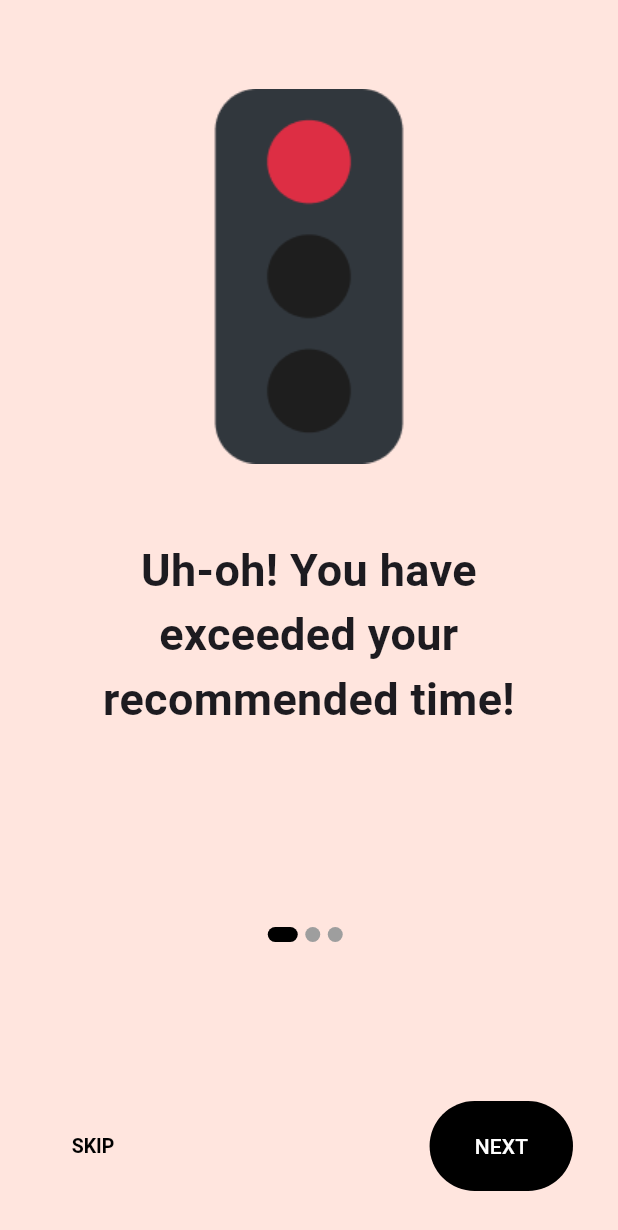
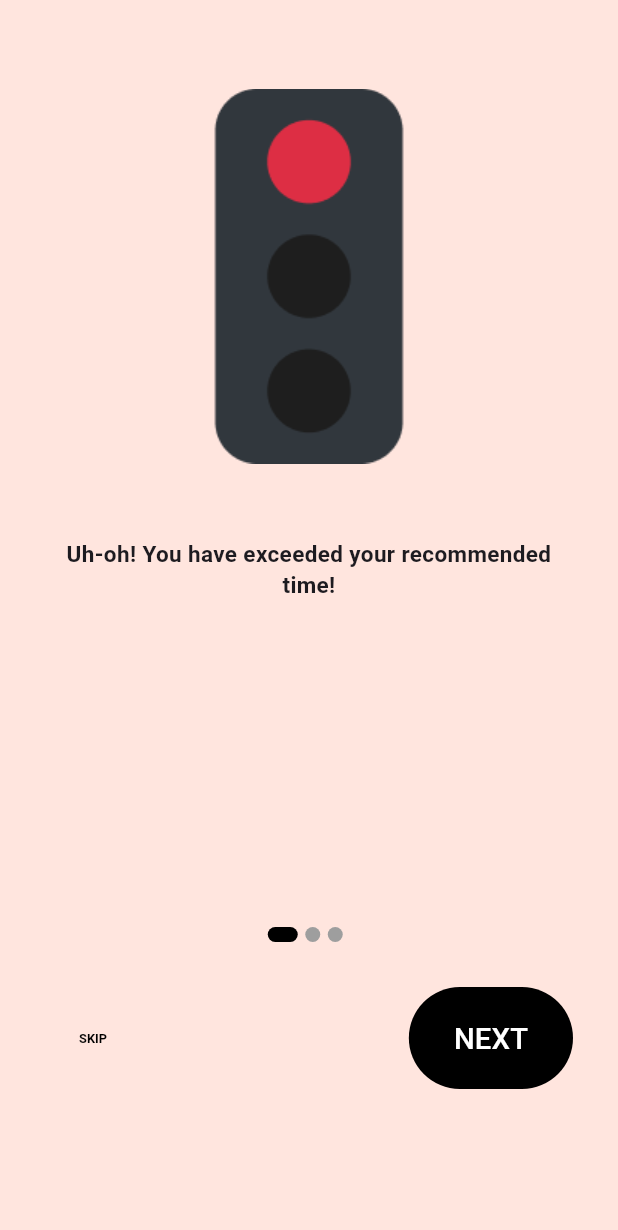
Before and after one commit to Lo-Yan/HydroMind-App, a Flutter app: the screen it shows after launch, after a tap on "Login", on a phone screen of 412 x 824 dp. Shown: the top 1230 px of the screen. Run offline on Flutter 3.47's test engine with Material 2 defaults, Android fonts, the phone set to English and light mode, and no system bars; our stand-ins replace firebase_core, fl_chart, font_awesome_flutter; missing offline and left inert: mqtt_client; accounts and stored records are empty; Roboto replaces fonts that are missing (Mulish).

Commit message:
fix rendering error

```diff
--- a/lib/screens/home_screen.dart
+++ b/lib/screens/home_screen.dart
@@ -2,6 +2,7 @@ import 'package:flutter/material.dart';
 import 'goals_screen.dart';
 import 'your_water_usage_screen.dart';
 import 'globals.dart';
+
 class HomeScreen extends StatefulWidget {
   final String selectedGoal;
 
--- a/lib/screens/intro_screen.dart
+++ b/lib/screens/intro_screen.dart
@@ -1,7 +1,3 @@
-/*
-this is the introduction screen with hydromind logo when the user first opens the app
-*/
-
 import 'package:flutter/material.dart';
 import 'login_screen.dart';
 
--- a/lib/screens/login_screen.dart
+++ b/lib/screens/login_screen.dart
@@ -2,8 +2,7 @@ import 'package:flutter/material.dart';
 import 'package:font_awesome_flutter/font_awesome_flutter.dart';
 import 'onboarding_screen.dart';
 
-class LoginScreen extends StatelessWidget{
-
+class LoginScreen extends StatelessWidget {
   void navigateToOnboardingScreen(BuildContext context) {
     // Navigate to the OnboardingScreen
     Navigator.push(
@@ -11,87 +10,97 @@ class LoginScreen extends StatelessWidget{
       MaterialPageRoute(builder: (context) => OnboardingScreen()),
     );
   }
-  void click2(){}
+
+  void click2() {}
 
   @override
   Widget build(BuildContext context) {
     return Scaffold(
       body: SingleChildScrollView(
         child: Container(
-          height: MediaQuery.of(context).size.height,
           width: MediaQuery.of(context).size.width,
           decoration: const BoxDecoration(
-            color: Colors.white, // Change the background color to black
+            color: Colors.white,
           ),
           child: Column(
             crossAxisAlignment: CrossAxisAlignment.center,
             children: <Widget>[
-              const SizedBox(height: 50,),
+              const SizedBox(height: 50),
               SizedBox(
                 height: 200,
                 width: 300,
                 child: Image.asset("assets/HydroMindLogo.png"),
               ),
-              const SizedBox(height: 10,),
+              const SizedBox(height: 10),
               Container(
                 width: 325,
-                height: 470,
-                decoration: const BoxDecoration(
+                padding: const EdgeInsets.all(16.0), // Add some padding for better spacing
+                decoration: BoxDecoration(
                   color: Colors.white,
                   borderRadius: BorderRadius.all(Radius.circular(15)),
                 ),
                 child: Column(
                   crossAxisAlignment: CrossAxisAlignment.center,
                   children: [
-                    const SizedBox(height: 30,),
-                    const Text("Hello",
+                    const Text(
+                      "Hello",
                       style: TextStyle(
                         fontSize: 28,
-                          fontWeight:FontWeight.bold
-                      ),),
-                    const SizedBox(height: 10,),
-                    const Text("Please Login to Your Account",
+                        fontWeight: FontWeight.bold,
+                      ),
+                    ),
+                    const SizedBox(height: 10),
+                    const Text(
+                      "Please Login to Your Account",
                       style: TextStyle(
                         color: Colors.grey,
                         fontSize: 15,
-                      ),),
-                    const SizedBox(height: 30,),
+                      ),
+                    ),
+                    const SizedBox(height: 30),
                     Container(
                       width: 260,
                       height: 60,
                       child: const TextField(
                         decoration: InputDecoration(
-                            suffix: Icon(FontAwesomeIcons.envelope,color: Colors.red,),
+                          suffixIcon: Icon(
+                            FontAwesomeIcons.envelope,
+                            color: Colors.red,
+                          ),
                           labelText: "Email Address",
                           border: OutlineInputBorder(
                             borderRadius: BorderRadius.all(Radius.circular(8)),
-                            )
                           ),
                         ),
                       ),
-                    const SizedBox(height: 12,),
+                    ),
+                    const SizedBox(height: 12),
                     Container(
                       width: 260,
                       height: 60,
                       child: const TextField(
                         obscureText: true,
                         decoration: InputDecoration(
-                            suffix: Icon(FontAwesomeIcons.eyeSlash,color: Colors.red,),
+                          suffixIcon: Icon(
+                            FontAwesomeIcons.eyeSlash,
+                            color: Colors.red,
+                          ),
                           labelText: "Password",
                           border: OutlineInputBorder(
                             borderRadius: BorderRadius.all(Radius.circular(8)),
-                            )
+                          ),
                         ),
                       ),
                     ),
                     Padding(
-                      padding:const EdgeInsets.fromLTRB(20, 0, 30, 0),
+                      padding: const EdgeInsets.fromLTRB(20, 0, 30, 0),
                       child: Row(
                         mainAxisAlignment: MainAxisAlignment.end,
                         children: [
                           TextButton(
                             onPressed: click2,
-                            child:const Text("Forget Password",
+                            child: const Text(
+                              "Forget Password",
                               style: TextStyle(
                                 color: Colors.blue,
                               ),
@@ -106,7 +115,7 @@ Widget build(BuildContext context) {
                         alignment: Alignment.center,
                         width: 250,
                         decoration: BoxDecoration(
-                      color: Colors.black, // Change the button color to black
+                          color: Colors.black,
                           borderRadius: BorderRadius.all(Radius.circular(50)),
                         ),
                         child: const Padding(
@@ -116,47 +125,49 @@ Widget build(BuildContext context) {
                             style: TextStyle(
                               color: Colors.white,
                               fontSize: 20,
-                          fontWeight: FontWeight.bold,)
-
+                              fontWeight: FontWeight.bold,
                             ),
                           ),
                         ),
                       ),
-                    const SizedBox(height: 17 ,),
-                    const Text("Or Login using Social Media Account",
+                    ),
+                    const SizedBox(height: 17),
+                    const Text(
+                      "Or Login using Social Media Account",
                       style: TextStyle(
-                          fontWeight: FontWeight.bold
-                      ),),
-                    const SizedBox(height: 15,),
+                        fontWeight: FontWeight.bold,
+                      ),
+                    ),
+                    const SizedBox(height: 15),
                     Row(
                       mainAxisAlignment: MainAxisAlignment.spaceEvenly,
                       children: [
                         IconButton(
                           onPressed: click2,
-                            icon: const Icon(FontAwesomeIcons.facebook,color: Colors.blue)
+                          icon: const Icon(FontAwesomeIcons.facebook, color: Colors.blue),
                         ),
                         IconButton(
                           onPressed: click2,
-                            icon: const Icon(FontAwesomeIcons.google,color: Colors.blue,)
+                          icon: const Icon(FontAwesomeIcons.google, color: Colors.blue),
                         ),
                         IconButton(
                           onPressed: click2,
-                            icon: const Icon(FontAwesomeIcons.twitter,color: Colors.blue,)
+                          icon: const Icon(FontAwesomeIcons.twitter, color: Colors.blue),
                         ),
                         IconButton(
                           onPressed: click2,
-                            icon: const Icon(FontAwesomeIcons.linkedinIn,color: Colors.blue,)
-                        )
+                          icon: const Icon(FontAwesomeIcons.linkedinIn, color: Colors.blue),
+                        ),
                       ],
                     )
                   ],
                 ),
-              )
+              ),
+              const SizedBox(height: 50), // Add some additional space at the bottom
             ],
           ),
         ),
       ),
     );
   }
-
 }
--- a/lib/screens/onboarding_screen.dart
+++ b/lib/screens/onboarding_screen.dart
@@ -42,7 +42,6 @@ class _OnboardingScreenState extends State<OnboardingScreen> {
       width: _currentPage == index ? 20 : 10,
     );
   }
-
 
   void navigateToChooseUserScreen() {
     Navigator.push(
@@ -94,7 +93,7 @@ class _OnboardingScreenState extends State<OnboardingScreen> {
                           style: TextStyle(
                             fontFamily: "Mulish",
                             fontWeight: FontWeight.w600,
-                            fontSize: (width <= 550) ? 30 : 35,
+                            fontSize: (width <= 550) ? 15 : 17.5,
                           ),
                         ),
                         const SizedBox(height: 15),
@@ -104,8 +103,9 @@ class _OnboardingScreenState extends State<OnboardingScreen> {
                 },
               ),
             ),
-            Expanded(
+            Flexible(
               flex: 1,
+              child: SingleChildScrollView(
                 child: Column(
                   mainAxisAlignment: MainAxisAlignment.spaceBetween,
                   children: [
@@ -123,7 +123,7 @@ class _OnboardingScreenState extends State<OnboardingScreen> {
                               onPressed: navigateToChooseUserScreen,
                               child: const Text(
                                 "NEXT",
-                              style: TextStyle(color: Colors.white),
+                                style: TextStyle(color: Colors.white, fontSize: 19.5), // Increase font size by 2.0
                               ),
                               style: ElevatedButton.styleFrom(
                                 primary: Colors.black,
@@ -146,13 +146,13 @@ class _OnboardingScreenState extends State<OnboardingScreen> {
                                   onPressed: skipOnboarding,
                                   child: const Text(
                                     "SKIP",
-                                  style: TextStyle(color: Colors.black),
+                                    style: TextStyle(color: Colors.black, fontSize: 8.5), // Increase font size by 2.0
                                   ),
                                   style: TextButton.styleFrom(
                                     elevation: 0,
                                     textStyle: TextStyle(
                                       fontWeight: FontWeight.w600,
-                                    fontSize: (width <= 550) ? 13 : 17,
+                                      fontSize: (width <= 550) ? 6.5 : 8.5,
                                     ),
                                   ),
                                 ),
@@ -165,7 +165,7 @@ class _OnboardingScreenState extends State<OnboardingScreen> {
                                   },
                                   child: const Text(
                                     "NEXT",
-                                  style: TextStyle(color: Colors.white),
+                                    style: TextStyle(color: Colors.white, fontSize: 19.5), // Increase font size by 2.0
                                   ),
                                   style: ElevatedButton.styleFrom(
                                     primary: Colors.black,
@@ -184,6 +184,7 @@ class _OnboardingScreenState extends State<OnboardingScreen> {
                   ],
                 ),
               ),
+            ),
           ],
         ),
       ),
```
Lines whose indentation alone changed are shown as unchanged.
